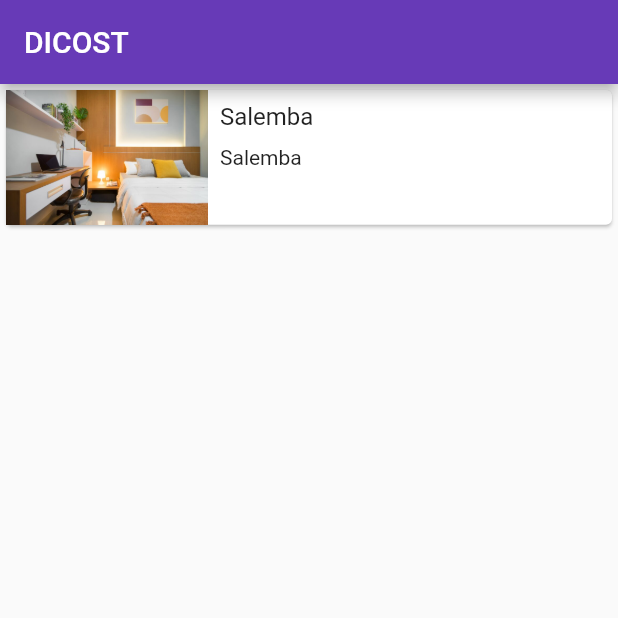
After one commit to NaufalFadhil/Flutter_Dicoding_Dicost, a Flutter app: the screen it shows after launch, on a phone screen of 412 x 824 dp, the top half of it. The commit adds this screen. Run offline on Flutter 3.47's test engine with Material 2 defaults, Android fonts, the phone set to English and light mode, and no system bars.

Commit message:
feat(home): create home screen

```diff
--- /dev/null
+++ b/lib/home_screen.dart
@@ -0,0 +1,51 @@
+import 'package:dicost/detail_screen.dart';
+import 'package:flutter/material.dart';
+
+class HomeScreen extends StatelessWidget {
+  const HomeScreen({Key? key}) : super(key: key);
+
+  @override
+  Widget build(BuildContext context) {
+    return Scaffold(
+      appBar: AppBar(
+        title: Text('DICOST'),
+      ),
+      body: InkWell(
+        onTap: () {
+          Navigator.push(context, MaterialPageRoute(builder: (context) {
+            return DetailScreen();
+          }));
+        },
+        child: Card(
+          child: Row(
+            crossAxisAlignment: CrossAxisAlignment.start,
+            children: [
+              Expanded(
+                flex: 1,
+                child: Image.asset('images/salemba-1.jpg')
+              ),
+              Expanded(
+                  flex: 2,
+                  child: Padding(
+                    padding: EdgeInsets.all(8),
+                    child: Column(
+                      crossAxisAlignment: CrossAxisAlignment.start,
+                      mainAxisSize: MainAxisSize.min,
+                      children: [
+                        Text(
+                          'Salemba',
+                          style: TextStyle(fontSize: 16.0),
+                        ),
+                        SizedBox(height: 10),
+                        Text('Salemba')
+                      ],
+                    ),
+                  )
+              )
+            ],
+          ),
+        ),
+      ),
+    );
+  }
+}
--- a/lib/main.dart
+++ b/lib/main.dart
@@ -1,6 +1,8 @@
+import 'package:dicost/home_screen.dart';
 import 'package:flutter/material.dart';
 
 import 'package:dicost/detail_screen.dart';
+import 'package:dicost/home_screen.dart';
 
 void main() {
   runApp(const MyApp());
@@ -17,7 +19,7 @@ class MyApp extends StatelessWidget {
       theme: ThemeData(
         primarySwatch: Colors.deepPurple,
       ),
-      home: DetailScreen(),
+      home: HomeScreen(),
     );
   }
 }
```
